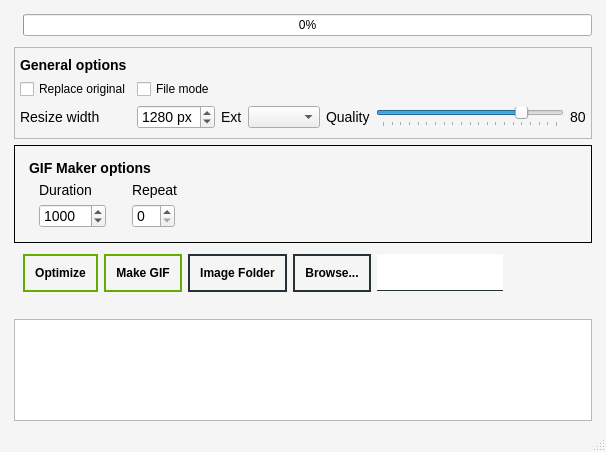
Qt form look.ui (Timmyway/image-optimizer) before a commit.
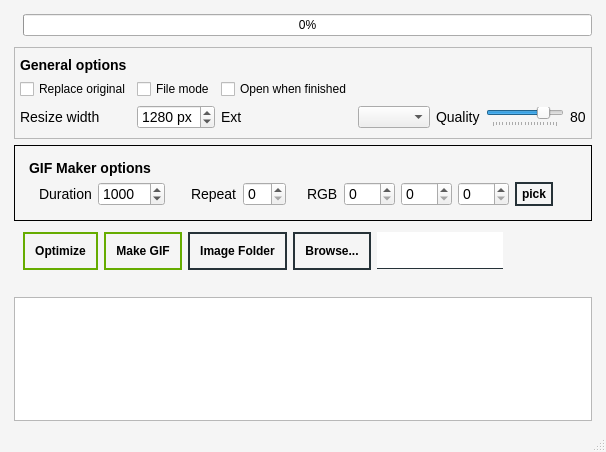
The same form after that commit.

Commit message:
feat: Enhance GIF Creator with color selection and folder opening options
- Added QColorDialog to select and set a background color for GIFs.
- Introduced a QCheckBox labeled 'Open when finished' to control automatic opening of the folder after GIF creation.
- Enhanced createGif method to conditionally open the folder containing the generated GIF based on the checkbox state.
- Updated openFolder method to handle both files and directories, opening the parent folder if a file path is provided.
- Added type hints and docstrings to improve code readability and maintainability.

Diff of the .ui file:
```diff
--- a/look.ui
+++ b/look.ui
@@ -71,6 +71,10 @@
 QPushButton#btnOptimize, QPushButton#btnMakeGif {
 	border-color: #66AC00;
 }
+QPushButton#btnMakeGifBgColor {		
+	border: 2px solid #263238;
+	padding: 3px 5px;
+}
 QPushButton#btnOptimize:hover, QPushButton#btnMakeGif:hover {
 	background-color: #AFFC41;
 }
@@ -390,6 +394,13 @@
              </property>
             </widget>
            </item>
+           <item row="1" column="2">
+            <widget class="QCheckBox" name="chkOpenWhenFinished">
+             <property name="text">
+              <string>Open when finished</string>
+             </property>
+            </widget>
+           </item>
           </layout>
          </widget>
         </item>
@@ -450,14 +461,50 @@
          <property name="bottomMargin">
           <number>5</number>
          </property>
-         <item alignment="Qt::AlignLeft">
+         <item>
           <widget class="QFrame" name="makeGifFrame">
            <layout class="QGridLayout" name="gridLayout_3">
             <property name="sizeConstraint">
              <enum>QLayout::SetDefaultConstraint</enum>
             </property>
+            <item row="2" column="3">
+             <layout class="QHBoxLayout" name="horizontalLayout_9">
+              <property name="leftMargin">
+               <number>10</number>
+              </property>
+              <property name="rightMargin">
+               <number>10</number>
+              </property>
+              <item>
+               <widget class="QLabel" name="labelMakeGifRepeat">
+                <property name="sizePolicy">
+                 <sizepolicy hsizetype="Maximum" vsizetype="Preferred">
+                  <horstretch>0</horstretch>
+                  <verstretch>0</verstretch>
+                 </sizepolicy>
+                </property>
+                <property name="text">
+                 <string>Repeat</string>
+                </property>
+               </widget>
+              </item>
+              <item>
+               <widget class="QSpinBox" name="spinBoxMakeGifRepeat">
+                <property name="sizePolicy">
+                 <sizepolicy hsizetype="Maximum" vsizetype="Fixed">
+                  <horstretch>0</horstretch>
+                  <verstretch>0</verstretch>
+                 </sizepolicy>
+                </property>
+                <property name="maximum">
+                 <number>10</number>
+                </property>
+               </widget>
+              </item>
+             </layout>
+            </item>
             <item row="2" column="2">
-             <layout class="QVBoxLayout" name="verticalLayout">
+             <layout class="QHBoxLayout" name="horizontalLayout_10">
               <property name="leftMargin">
                <number>10</number>
               </property>
@@ -501,43 +548,7 @@
               </item>
              </layout>
             </item>
-            <item row="2" column="3">
-             <layout class="QVBoxLayout" name="verticalLayout_2">
-              <property name="leftMargin">
-               <number>10</number>
-              </property>
-              <property name="rightMargin">
-               <number>10</number>
-              </property>
-              <item>
-               <widget class="QLabel" name="labelMakeGifRepeat">
-                <property name="sizePolicy">
-                 <sizepolicy hsizetype="Maximum" vsizetype="Preferred">
-                  <horstretch>0</horstretch>
-                  <verstretch>0</verstretch>
-                 </sizepolicy>
-                </property>
-                <property name="text">
-                 <string>Repeat</string>
-                </property>
-               </widget>
-              </item>
-              <item>
-               <widget class="QSpinBox" name="spinBoxMakeGifRepeat">
-                <property name="sizePolicy">
-                 <sizepolicy hsizetype="Maximum" vsizetype="Fixed">
-                  <horstretch>0</horstretch>
-                  <verstretch>0</verstretch>
-                 </sizepolicy>
-                </property>
-                <property name="maximum">
-                 <number>10</number>
-                </property>
-               </widget>
-              </item>
-             </layout>
-            </item>
-            <item row="0" column="2" colspan="5">
+            <item row="0" column="2" colspan="4">
              <widget class="QLabel" name="labelGifOptions">
               <property name="text">
                <string>GIF Maker options</string>
@@ -547,6 +558,51 @@
               </property>
              </widget>
             </item>
+            <item row="2" column="4">
+             <layout class="QHBoxLayout" name="horizontalLayout_11">
+              <property name="leftMargin">
+               <number>5</number>
+              </property>
+              <property name="rightMargin">
+               <number>5</number>
+              </property>
+              <item>
+               <widget class="QLabel" name="label_2">
+                <property name="text">
+                 <string>RGB</string>
+                </property>
+               </widget>
+              </item>
+              <item>
+               <widget class="QSpinBox" name="spinBoxMakeGifBgRed">
+                <property name="maximum">
+                 <number>255</number>
+                </property>
+               </widget>
+              </item>
+              <item>
+               <widget class="QSpinBox" name="spinBoxMakeGifBgGreen">
+                <property name="maximum">
+                 <number>255</number>
+                </property>
+               </widget>
+              </item>
+              <item>
+               <widget class="QSpinBox" name="spinBoxMakeGifBgBlue">
+                <property name="maximum">
+                 <number>255</number>
+                </property>
+               </widget>
+              </item>
+              <item>
+               <widget class="QPushButton" name="btnMakeGifBgColor">
+                <property name="text">
+                 <string>pick</string>
+                </property>
+               </widget>
+              </item>
+             </layout>
+            </item>
            </layout>
           </widget>
          </item>
```
The commit also changes 3 other files.
